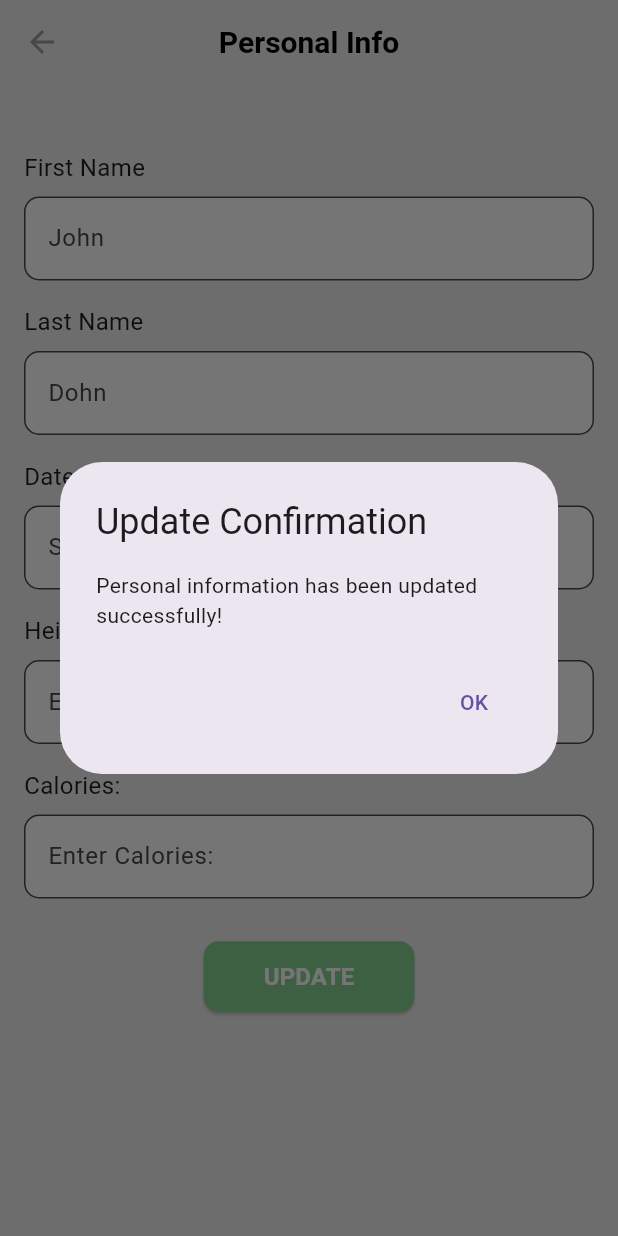
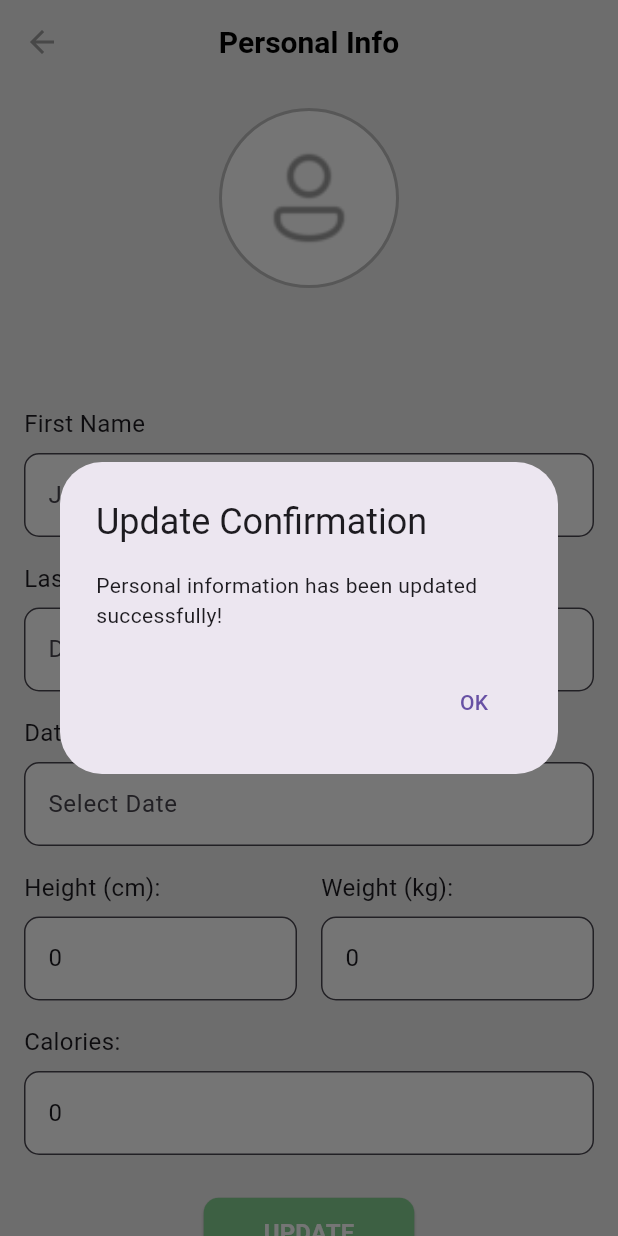
Before and after one commit to DeKxus/ZipRecipes, a Flutter app: the PersonalInfoPage screen opened directly, after a tap on "UPDATE", on a phone screen of 412 x 824 dp. Run offline on Flutter 3.47's test engine with Material 3 defaults, Android fonts, the phone set to English and light mode, and no system bars; our stand-ins replace cloud_firestore, curved_navigation_bar, firebase_auth, firebase_core, image_picker; accounts and stored records are empty.

```diff
--- a/zip_recipes_app/lib/home/personal_info.dart
+++ b/zip_recipes_app/lib/home/personal_info.dart
@@ -1,5 +1,7 @@
 import 'package:flutter/material.dart';
 import 'package:intl/intl.dart';
+import 'package:firebase_auth/firebase_auth.dart';
+import 'package:cloud_firestore/cloud_firestore.dart'; // Importa Firestore
 import 'package:zip_recipes_app/widgets/date_field.dart';
 import 'package:zip_recipes_app/widgets/num_field.dart';
 import 'package:zip_recipes_app/widgets/text_field_personal_info.dart';
@@ -18,6 +20,53 @@ class _PersonalInfoPageState extends State<PersonalInfoPage> {
   final TextEditingController _heightController = TextEditingController();
   final TextEditingController _weightController = TextEditingController();
   final TextEditingController _caloriesController = TextEditingController();
+
+  String userName = "User"; // Nome do usuário
+  final String profileImage = 'assets/images/icons/user_black.png'; // Caminho da imagem de perfil
+
+  @override
+  void initState() {
+    super.initState();
+    _fetchUserName();
+    _fetchUserInfo();
+  }
+
+  /// Obtém o nome do usuário autenticado
+  void _fetchUserName() {
+    final User? user = FirebaseAuth.instance.currentUser;
+    setState(() {
+      if (user != null) {
+        userName = user.email ?? user.displayName ?? "User";
+      }
+    });
+  }
+
+  /// Busca as informações do usuário no Firestore
+  Future<void> _fetchUserInfo() async {
+    final User? user = FirebaseAuth.instance.currentUser;
+    if (user == null) return;
+
+    try {
+      DocumentSnapshot<Map<String, dynamic>> snapshot = await FirebaseFirestore.instance
+          .collection('users') // Coleção onde os dados estão armazenados
+          .doc(user.uid) // Documento com ID do usuário
+          .get();
+
+      if (snapshot.exists) {
+        Map<String, dynamic>? data = snapshot.data();
+        setState(() {
+          _firstNameController.text = data?['firstName'] ?? '';
+          _lastNameController.text = data?['lastName'] ?? '';
+          _dobController.text = data?['dob'] ?? '';
+          _heightController.text = data?['height']?.toString() ?? '';
+          _weightController.text = data?['weight']?.toString() ?? '';
+          _caloriesController.text = data?['calories']?.toString() ?? '';
+        });
+      }
+    } catch (e) {
+      print('Erro ao buscar informações do usuário: $e');
+    }
+  }
 
   @override
   void dispose() {
@@ -41,6 +90,44 @@ class _PersonalInfoPageState extends State<PersonalInfoPage> {
       setState(() {
         _dobController.text = DateFormat('dd-MM-yyyy').format(picked);
       });
+    }
+  }
+
+  /// Salva as informações atualizadas no Firestore
+  Future<void> _saveUserInfo() async {
+    final User? user = FirebaseAuth.instance.currentUser;
+    if (user == null) return;
+
+    try {
+      await FirebaseFirestore.instance.collection('users').doc(user.uid).set({
+        'firstName': _firstNameController.text,
+        'lastName': _lastNameController.text,
+        'dob': _dobController.text,
+        'height': int.tryParse(_heightController.text) ?? 0,
+        'weight': int.tryParse(_weightController.text) ?? 0,
+        'calories': int.tryParse(_caloriesController.text) ?? 0,
+      });
+
+      // Exibe uma mensagem de sucesso
+      showDialog(
+        context: context,
+        builder: (BuildContext context) {
+          return AlertDialog(
+            title: const Text('Update Confirmation'),
+            content: const Text('Personal information has been updated successfully!'),
+            actions: [
+              TextButton(
+                onPressed: () {
+                  Navigator.of(context).pop();
+                },
+                child: const Text('OK'),
+              ),
+            ],
+          );
+        },
+      );
+    } catch (e) {
+      print('Erro ao salvar informações do usuário: $e');
     }
   }
 
@@ -70,9 +157,50 @@ class _PersonalInfoPageState extends State<PersonalInfoPage> {
       body: SingleChildScrollView(
         padding: const EdgeInsets.all(16.0),
         child: Column(
-          crossAxisAlignment: CrossAxisAlignment.start,
           children: [
-            const SizedBox(height: 20),
+            // Adicionando a imagem circular no topo
+            Center(
+              child: Column(
+                children: [
+                  Stack(
+                    alignment: Alignment.center,
+                    children: [
+                      Container(
+                        width: 120,
+                        height: 120,
+                        decoration: BoxDecoration(
+                          color: Colors.white,
+                          shape: BoxShape.circle,
+                          border: Border.all(color: Colors.grey.shade400, width: 2),
+                        ),
+                      ),
+                      Container(
+                        width: 70,
+                        height: 70,
+                        child: Image.asset(
+                          profileImage,
+                          fit: BoxFit.contain,
+                          color: Colors.grey,
+                        ),
+                      ),
+                    ],
+                  ),
+                  const SizedBox(height: 15),
+                  Text(
+                    userName,
+                    textAlign: TextAlign.center,
+                    style: const TextStyle(
+                      fontSize: 22,
+                      fontWeight: FontWeight.w600,
+                      color: Colors.black87,
+                      height: 1.2,
+                    ),
+                  ),
+                ],
+              ),
+            ),
+            const SizedBox(height: 30),
+            // Campos do formulário
             CustomTextField(
               label: "First Name",
               hint: "John",
@@ -80,7 +208,7 @@ class _PersonalInfoPageState extends State<PersonalInfoPage> {
             ),
             CustomTextField(
               label: "Last Name",
-              hint: "Dohn",
+              hint: "Doe",
               controller: _lastNameController,
             ),
             CustomDateField(
@@ -112,39 +240,7 @@ class _PersonalInfoPageState extends State<PersonalInfoPage> {
             const SizedBox(height: 20),
             Center(
               child: ElevatedButton(
-                onPressed: () {
-                  String firstName = _firstNameController.text;
-                  String lastName = _lastNameController.text;
-                  String dateOfBirth = _dobController.text;
-                  String height = _heightController.text;
-                  String weight = _weightController.text;
-                  String calories = _caloriesController.text;
-
-                  print('First Name: $firstName');
-                  print('Last Name: $lastName');
-                  print('Date of Birth: $dateOfBirth');
-                  print('Height (cm): $height');
-                  print('Weight (kg): $weight');
-                  print('Calories: $calories');
-
-                  showDialog(
-                    context: context,
-                    builder: (BuildContext context) {
-                      return AlertDialog(
-                        title: const Text('Update Confirmation'),
-                        content: const Text('Personal information has been updated successfully!'),
-                        actions: [
-                          TextButton(
-                            onPressed: () {
-                              Navigator.of(context).pop();
-                            },
-                            child: const Text('OK'),
-                          ),
-                        ],
-                      );
-                    },
-                  );
-                },
+                onPressed: _saveUserInfo,
                 style: ElevatedButton.styleFrom(
                   backgroundColor: const Color(0xFF86D293),
                   shape: RoundedRectangleBorder(
```
Also changed, not shown: zip_recipes_app/lib/home/FoodDetails.dart (added, +49 -0 lines), zip_recipes_app/lib/home/home.dart (+62 -22 lines), zip_recipes_app/assets/images/icons/food2.png (added).
